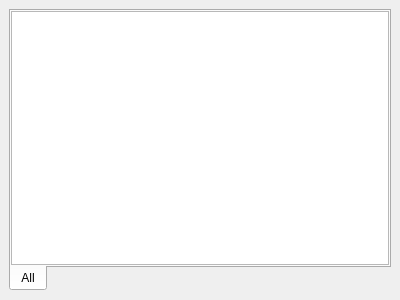
Before: the Qt Designer form modules/frontend/projects/LogWidget/LogWindow.ui in OFFIS-Automation/Framework, drawn with Qt 5.
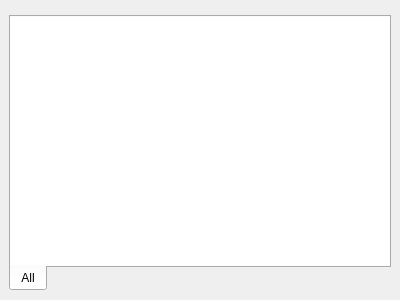
After: the same form once the commit is applied. Custom widgets are drawn as their Qt base class.

Diff of the .ui file:
```diff
--- a/modules/frontend/projects/LogWidget/LogWindow.ui
+++ b/modules/frontend/projects/LogWidget/LogWindow.ui
@@ -22,7 +22,7 @@
      <number>9</number>
     </property>
     <property name="topMargin">
-     <number>9</number>
+     <number>15</number>
     </property>
     <property name="rightMargin">
      <number>9</number>
@@ -41,9 +41,6 @@
       <property name="currentIndex">
        <number>0</number>
       </property>
-      <property name="movable">
-       <bool>false</bool>
-      </property>
       <widget class="QWidget" name="tab">
        <attribute name="title">
         <string>All</string>
@@ -63,6 +60,9 @@
         </property>
         <item>
          <widget class="ExtendedTextEdit" name="plainTextEdit">
+          <property name="frameShape">
+           <enum>QFrame::NoFrame</enum>
+          </property>
           <property name="readOnly">
            <bool>true</bool>
           </property>
```
Left out of the diff: 2 changed lines with no effect on the pictures.
